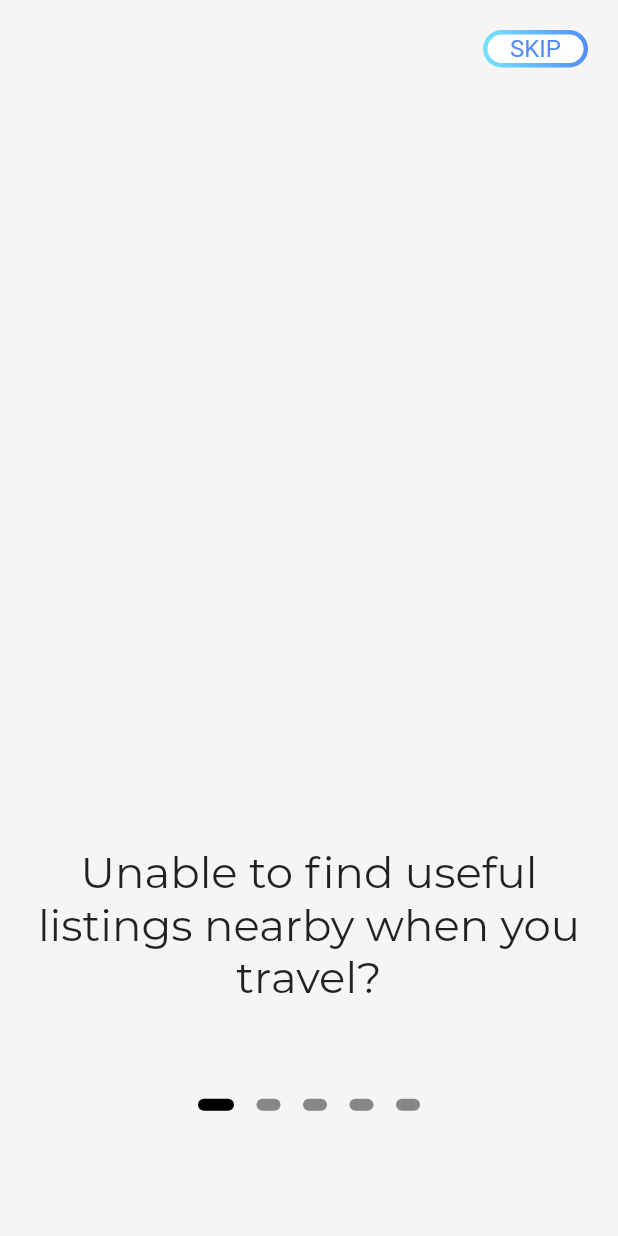
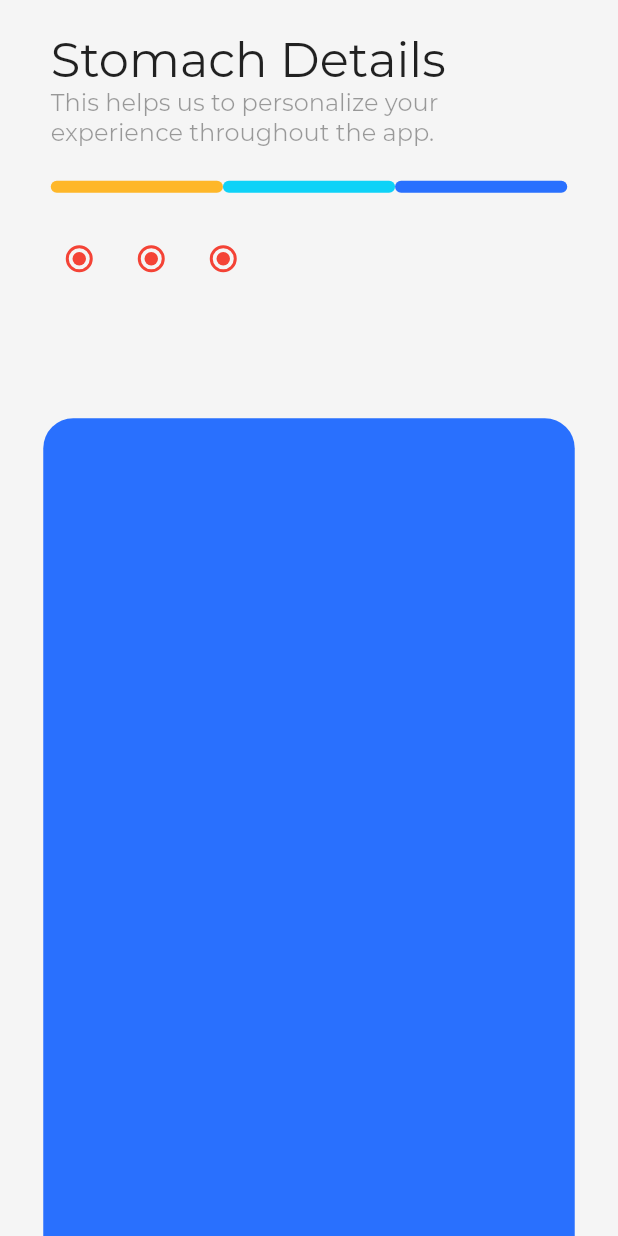
Before and after one commit to TekinaTawar/ScanF, a Flutter app: the screen it shows after launch, on a phone screen of 412 x 824 dp. Run offline on Flutter 3.47's test engine with Material 2 defaults, Android fonts, the phone set to English and light mode, and no system bars; our stand-ins replace flutter_svg; project files that could hold a hidden picture were left out.

Commit message:
profile screen 4 added

```diff
--- a/lib/main.dart
+++ b/lib/main.dart
@@ -4,6 +4,7 @@ import 'package:flutter/material.dart';
 import './screens/create_profile_screen/create_profile_screen_1.dart';
 import './screens/create_profile_screen/create_profile_screen_2.dart';
 import './screens/create_profile_screen/create_profile_screen_3.dart';
+import './screens/create_profile_screen/create_profile_screen_4.dart';
 import './screens/splash_screen.dart';
 import './screens/on-boarding-screen.dart';
 
@@ -17,13 +18,13 @@ class MyApp extends StatelessWidget {
       theme: ThemeData(
         primarySwatch: Colors.red,
         fontFamily: 'Montserrat',
-        textTheme: ThemeData.light().textTheme.copyWith(
-              headline6: TextStyle(
-                fontFamily: 'Open_Sans',
-                //fontWeight: FontWeight.bold,
-                fontSize: 20,
-              ),
-            ),
+        // textTheme: ThemeData.light().textTheme.copyWith(
+        //       headline6: TextStyle(
+        //         fontFamily: 'Open_Sans',
+        //         //fontWeight: FontWeight.bold,
+        //         fontSize: 20,
+        //       ),
+        //     ),
       ),
       home: MyHomePage(),
       routes: {
@@ -44,6 +45,6 @@ class MyHomePage extends StatelessWidget {
     //   Navigator.pop(context);
 
     // });
-    return OnBoard();
+    return ProfileScreen4();
   }
 }
--- /dev/null
+++ b/lib/screens/create_profile_screen/create_profile_screen_4.dart
@@ -0,0 +1,139 @@
+import 'package:flutter/material.dart';
+
+class VegRadios extends StatefulWidget {
+  @override
+  _VegRadiosState createState() => _VegRadiosState();
+}
+
+class _VegRadiosState extends State<VegRadios> {
+  bool _temp = false;
+  @override
+  Widget build(BuildContext context) {
+    return Radio(
+      onChanged: (val) {
+        setState(() {
+          _temp = val;
+        });
+      },
+      value: _temp,
+      groupValue: _temp,
+    );
+  }
+}
+
+class ProfileScreen4 extends StatelessWidget {
+  @override
+  Widget build(BuildContext context) {
+    final double height = MediaQuery.of(context).size.height;
+    final double width = MediaQuery.of(context).size.width;
+
+    return Scaffold(
+      body: Container(
+        color: Color(0xfff5f5f5),
+        child: SafeArea(
+          child: Container(
+            height: double.infinity,
+            width: double.infinity,
+            margin: EdgeInsets.only(left: width * 0.07, right: width * 0.07),
+            child: Column(
+              crossAxisAlignment: CrossAxisAlignment.start,
+              children: <Widget>[
+                Container(
+                  padding:
+                      EdgeInsets.only(bottom: 5, left: 5, right: 5, top: 20),
+                  child: Column(
+                    crossAxisAlignment: CrossAxisAlignment.start,
+                    children: <Widget>[
+                      Text(
+                        'Stomach Details',
+                        style: TextStyle(fontSize: 32),
+                      ),
+                      Text(
+                        'This helps us to personalize your experience throughout the app.',
+                        style: TextStyle(
+                            fontSize: 16, color: Color.fromRGBO(0, 0, 0, 0.38)),
+                      )
+                    ],
+                  ),
+                ),
+                SizedBox(
+                  height: height * 0.02,
+                ),
+                Container(
+                  padding: EdgeInsets.only(bottom: 20, left: 5, right: 5),
+                  child: Row(
+                    mainAxisAlignment: MainAxisAlignment.center,
+                    children: <Widget>[
+                      Expanded(
+                        flex: 1,
+                        child: GestureDetector(
+                          onTap: () {
+                            Navigator.pop(context);
+                            Navigator.pop(context);
+                          },
+                          child: Container(
+                            height: 8,
+                            decoration: BoxDecoration(
+                              borderRadius: BorderRadius.circular(4),
+                              color: Color(0xfffeb729),
+                            ),
+                          ),
+                        ),
+                      ),
+                      Expanded(
+                        flex: 1,
+                        child: GestureDetector(
+                          onTap: () {
+                            Navigator.pop(context);
+                          },
+                          child: Container(
+                            height: 8,
+                            decoration: BoxDecoration(
+                              borderRadius: BorderRadius.circular(4),
+                              color: Color(0xff0ed2f7),
+                            ),
+                          ),
+                        ),
+                      ),
+                      Expanded(
+                        flex: 1,
+                        child: GestureDetector(
+                          child: Container(
+                            height: 8,
+                            decoration: BoxDecoration(
+                              borderRadius: BorderRadius.circular(4),
+                              color: Color(0xff2970fe),
+                            ),
+                          ),
+                        ),
+                      ),
+                    ],
+                  ),
+                ),
+                Container(
+                  child: Row(
+                    children: <Widget>[VegRadios(), VegRadios(), VegRadios()],
+                  ),
+                ),
+                SizedBox(
+                  height: height * 0.1,
+                ),
+                Expanded(
+                  child: Container(
+                    decoration: BoxDecoration(
+                      color: Color(0xff2970fe),
+                      borderRadius: BorderRadiusDirectional.only(
+                        topEnd: Radius.circular(20),
+                        topStart: Radius.circular(20),
+                      ),
+                    ),
+                  ),
+                )
+              ],
+            ),
+          ),
+        ),
+      ),
+    );
+  }
+}
```
Also changed, not shown: lib/screens/intro_screen_1.dart (deleted, +0 -67 lines), lib/screens/intro_slider.dart (deleted, +0 -71 lines), 1 other file.
